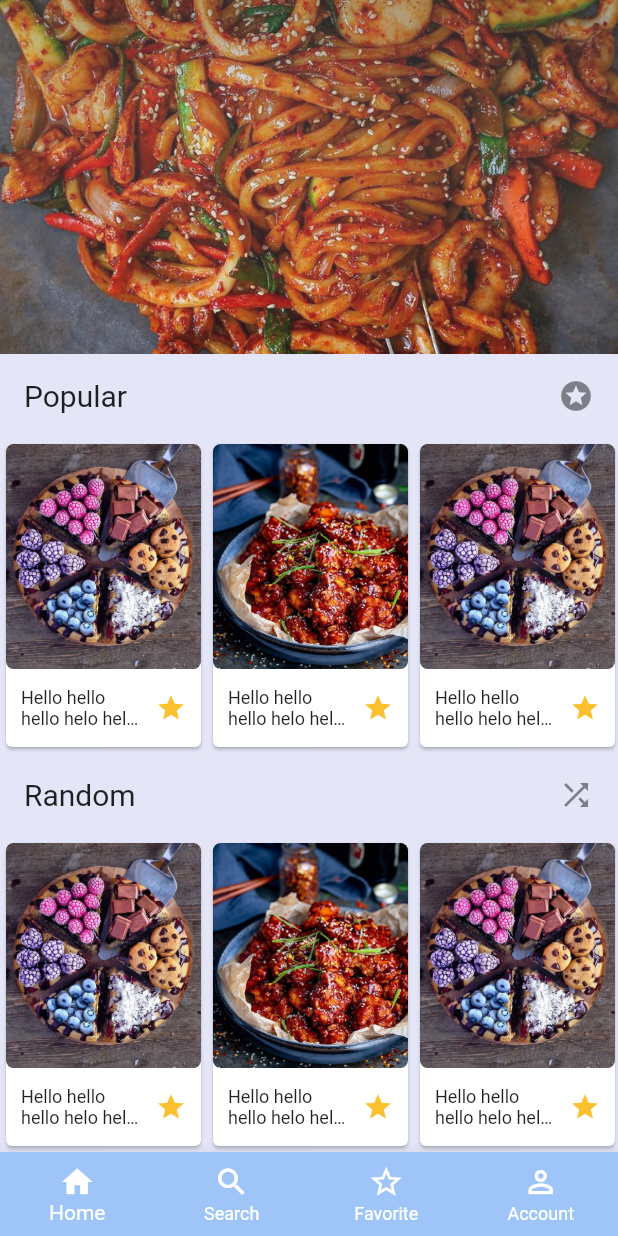
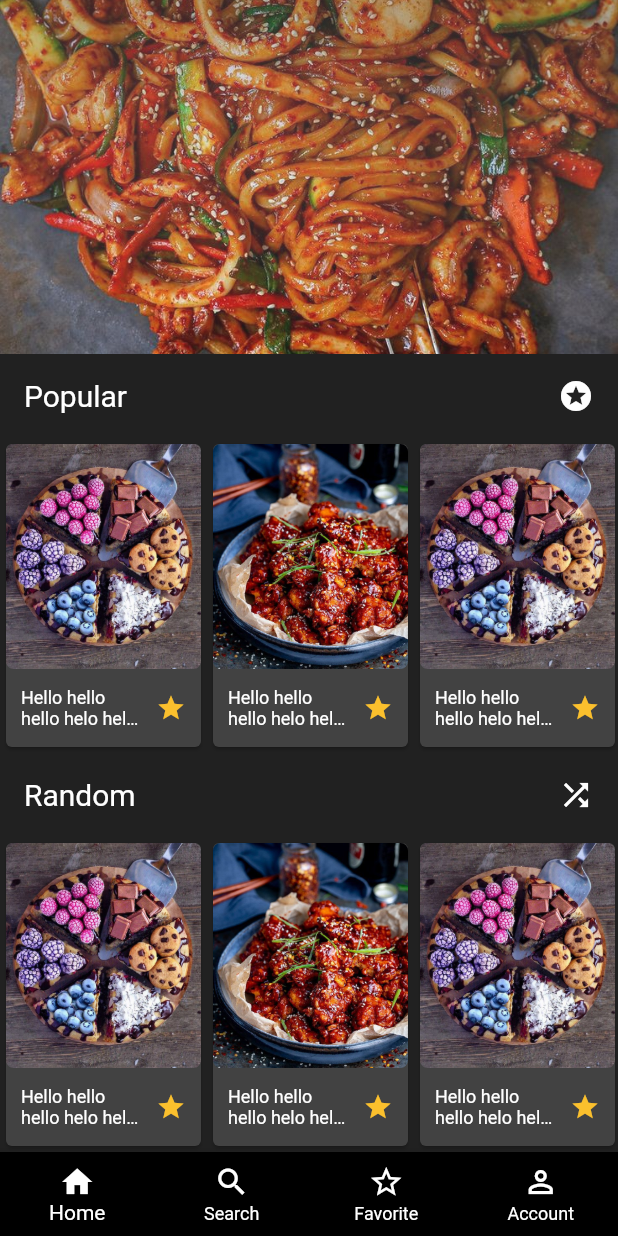
Before and after one commit to imranZMiko/Eten, a Flutter app: the screen it shows after launch, scrolled down 164 dp, on a phone screen of 412 x 824 dp. Run offline on Flutter 3.47's test engine with Material 2 defaults, Android fonts, the phone set to English and light mode, and no system bars; missing offline and left inert: day_night_switcher.

Commit message:
Added theme provider and set dark and light themes.

```diff
--- a/lib/main.dart
+++ b/lib/main.dart
@@ -1,3 +1,4 @@
+import 'package:eten/providers/themeProvider.dart';
 import 'package:eten/screens/about_screen.dart';
 import 'package:eten/screens/account_screen.dart';
 import 'package:eten/screens/account_settings_screen.dart';
@@ -12,6 +13,7 @@ import 'package:eten/screens/search_screen.dart';
 import 'package:eten/widgets/tab_bar.dart';
 import 'package:flutter/material.dart';
 import './helpers/color_generator.dart';
+import 'package:provider/provider.dart';
 
 void main() {
   runApp(MyApp());
@@ -20,22 +22,29 @@ void main() {
 class MyApp extends StatelessWidget {
   @override
   Widget build(BuildContext context) {
-    return MaterialApp(
+    return ChangeNotifierProvider(
+      create: (context) => ThemeInfo(),
+      child: MaterialApp(
       title: 'Flutter Demo',
       theme: ThemeData(
-        primarySwatch: MaterialColor(
-          0xFF9FC5F8,
-          ColorGenerator.getSwatch(
-            Color(0xFF9FC5F8),
-          ),
-        ),
-        backgroundColor: MaterialColor(
-          0xFFE4E5F6,
-          ColorGenerator.getSwatch(
-            Color(0xFFE4E5F6),
-          ),
-        ),
+        primarySwatch: Colors.grey,
+        primaryColor: Colors.white,
+        brightness: Brightness.light,
+        backgroundColor: const Color(0xFFE5E5E5),
+        accentColor: Colors.black,
+        accentIconTheme: IconThemeData(color: Colors.white),
+        dividerColor: Colors.white54,
       ),
+      darkTheme: ThemeData(
+        primarySwatch: Colors.grey,
+        primaryColor: Colors.black,
+        brightness: Brightness.dark,
+        backgroundColor: const Color(0xFF212121),
+        accentColor: Colors.white,
+        accentIconTheme: IconThemeData(color: Colors.black),
+        dividerColor: Colors.black12,
+      ),
+      themeMode: ThemeMode.dark,
       routes: {
         TabsScreen.routeName: (ctx) => TabsScreen(),
         AboutScreen.routeName: (ctx) => AboutScreen(),
@@ -50,6 +59,7 @@ class MyApp extends StatelessWidget {
         SearchScreen.routeName: (ctx) => SearchScreen(),
         FavoritesLoggedOutScreen.routeName: (ctx) => FavoritesLoggedOutScreen(),
       },
+    ),
     );
   }
 }
--- /dev/null
+++ b/lib/providers/themeProvider.dart
@@ -0,0 +1,17 @@
+import 'package:flutter/material.dart';
+
+class ThemeInfo with ChangeNotifier {
+  ThemeMode _themeMode = ThemeMode.dark;
+
+  ThemeMode get chosenTheme {
+    return _themeMode;
+  }
+
+  void toggleTheme(){
+    if(_themeMode == ThemeMode.dark)
+      _themeMode = ThemeMode.light;
+    else if(_themeMode == ThemeMode.light)
+      _themeMode = ThemeMode.dark;
+    notifyListeners();
+  }
+}
--- a/pubspec.yaml
+++ b/pubspec.yaml
@@ -29,6 +29,7 @@ dependencies:
   # Use with the CupertinoIcons class for iOS style icons.
   cupertino_icons: ^1.0.2
   day_night_switcher: ^0.2.0+1
+  provider: ^5.0.0
 
 dev_dependencies:
   flutter_test:
```
Also changed, not shown: pubspec.lock.
